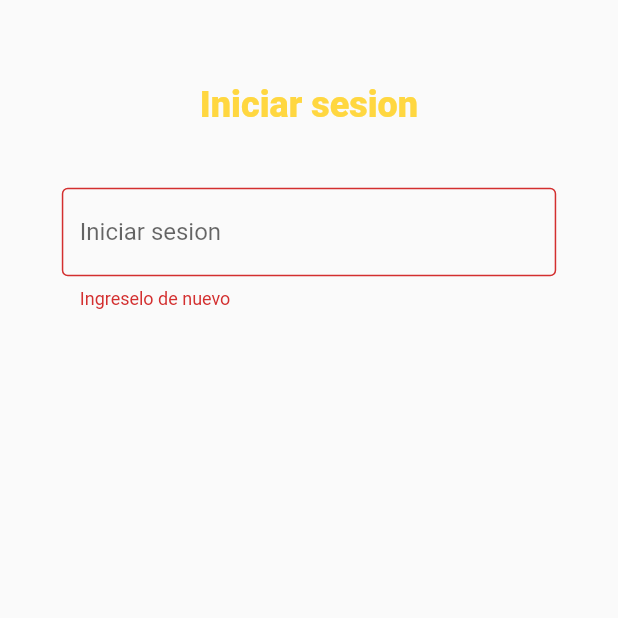
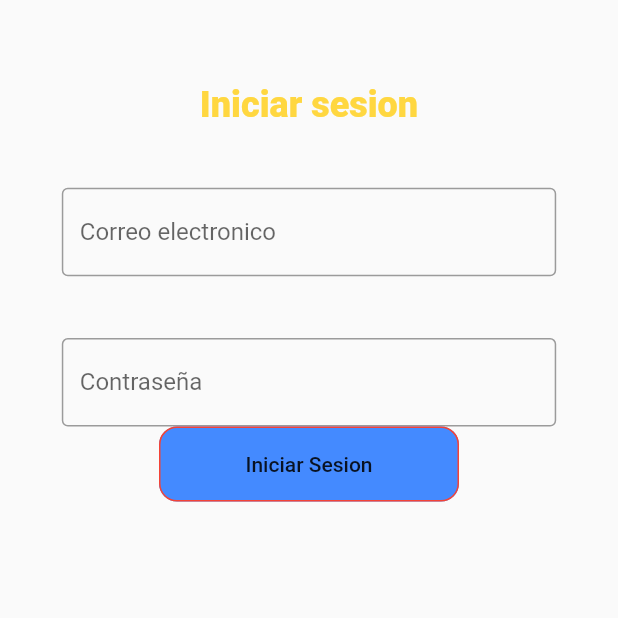
Before and after one commit to GeralPinzon/GestureApp, a Flutter app: the screen it shows after launch, on a phone screen of 412 x 824 dp, the top half of it. Run offline on Flutter 3.47's test engine with Material 2 defaults, Android fonts, the phone set to English and light mode, and no system bars.

Commit message:
Creacion de campo contraseña, y boton iniciar sesion

```diff
--- a/lib/pages/login.dart
+++ b/lib/pages/login.dart
@@ -1,6 +1,7 @@
 import 'package:flutter/material.dart';
 
 class Login extends StatelessWidget {
+  TextEditingController emailController = new TextEditingController();
   @override
   Widget build(BuildContext context) {
     return Scaffold(
@@ -28,25 +29,65 @@ class Login extends StatelessWidget {
           Container(
             width: MediaQuery.of(context).size.width * 0.8,
             child: TextFormField(
-              onChanged: (value) => print('Hola'),
+              controller: emailController,
               keyboardType: TextInputType.emailAddress,
               decoration: InputDecoration(
-                errorText: 'Ingreselo de nuevo',
-                labelText: 'Iniciar sesion',
+                labelText: 'Correo electronico',
                 border: OutlineInputBorder(
                   borderSide: BorderSide(color: Colors.red),
                 ),
               ),
-              validator: (value) {
-                if (value.isEmpty) {
-                  return 'Please enter some text';
-                }
-                return null;
+              validator: validateEmail,
+            ),
+          ),
+          SizedBox(
+            height: MediaQuery.of(context).size.height * 0.05,
+          ),
+          Container(
+            width: MediaQuery.of(context).size.width * 0.8,
+            child: TextFormField(
+              obscureText: true,
+              decoration: InputDecoration(
+                labelText: 'Contraseña',
+                border: OutlineInputBorder(
+                  borderSide: BorderSide(color: Colors.red),
+                ),
+              ),
+              validator: validateEmail,
+            ),
+          ),
+          Container(
+            width: 200,
+            height: 50,
+            child: RaisedButton(
+              elevation: 0,
+              disabledColor: Colors.amber,
+              child: Text("Iniciar Sesion"),
+              splashColor: Colors.amber,
+              color: Colors.blueAccent,
+              shape: RoundedRectangleBorder(
+                  borderRadius: BorderRadius.circular(12.0),
+                  side: BorderSide(color: Colors.red)),
+              onPressed: () {
+                print("Hola Raised Button");
               },
             ),
-          )
+          ),
         ],
       ),
     );
   }
+
+  String validateEmail(String value) {
+    String pattern =
+        r'^(([^<>()[\]\\.,;:\s@\"]+(\.[^<>()[\]\\.,;:\s@\"]+)*)|(\".+\"))@((\[[0-9]{1,3}\.[0-9]{1,3}\.[0-9]{1,3}\.[0-9]{1,3}\])|(([a-zA-Z\-0-9]+\.)+[a-zA-Z]{2,}))$';
+    RegExp regExp = new RegExp(pattern);
+    if (value.length == 0) {
+      return "El correo es necesario";
+    } else if (!regExp.hasMatch(value)) {
+      return "Correo invalido";
+    } else {
+      return null;
+    }
+  }
 }
```
